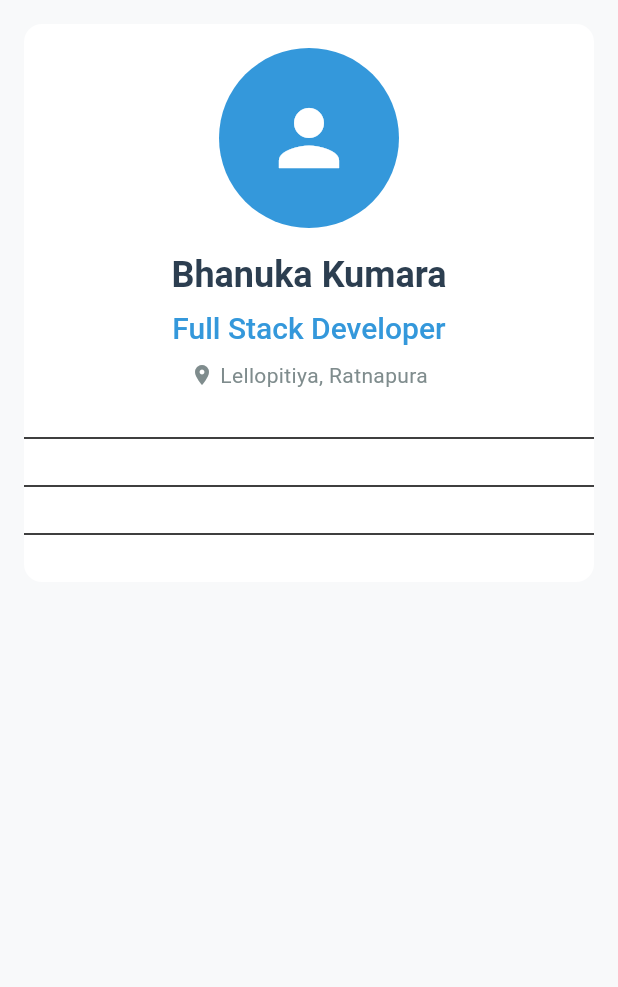
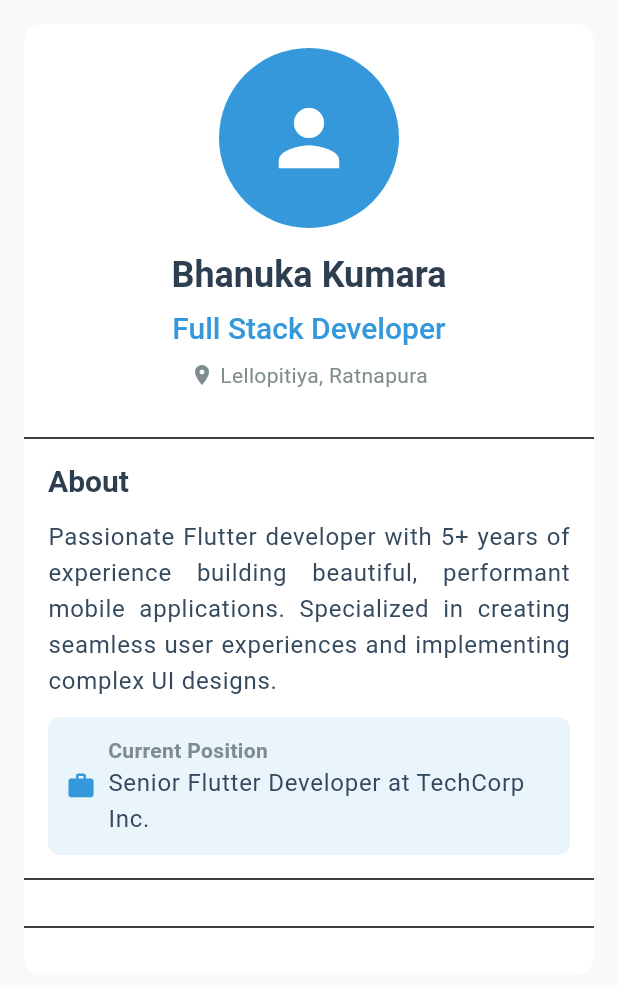
Before and after one commit to Bhanukakumara/professional_profile, a Flutter app: the screen it shows after launch, on a phone screen of 412 x 824 dp, the part 84-1071 px from its top. Run offline on Flutter 3.47's test engine with Material 3 defaults, Android fonts, the light colour scheme and no system bars.

Commit message:
aboutsection

```diff
--- /dev/null
+++ b/lib/AboutSection.dart
@@ -0,0 +1,67 @@
+import 'package:flutter/material.dart';
+
+class AboutSection extends StatelessWidget{
+  const AboutSection(BuildContext context, {super.key});
+
+  @override
+  Widget build(BuildContext context) {
+    return Padding(
+      padding: const EdgeInsets.symmetric(horizontal: 16.0),
+      child: Column(
+        crossAxisAlignment: CrossAxisAlignment.start,
+        children: [
+          Text(
+            'About',
+            style: Theme.of(context).textTheme.headlineMedium,
+          ),
+          const SizedBox(height: 12),
+
+          // Professional summary (2-3 lines as required)
+          Text(
+            'Passionate Flutter developer with 5+ years of experience building beautiful, performant mobile applications. Specialized in creating seamless user experiences and implementing complex UI designs.',
+            style: Theme.of(context).textTheme.bodyLarge,
+            textAlign: TextAlign.justify,
+          ),
+          const SizedBox(height: 12),
+
+          // Current role/position
+          Container(
+            padding: const EdgeInsets.all(12),
+            decoration: BoxDecoration(
+              color: const Color(0xFF3498DB).withOpacity(0.1),
+              borderRadius: BorderRadius.circular(8),
+            ),
+            child: Row(
+              children: [
+                const Icon(
+                  Icons.work,
+                  color: Color(0xFF3498DB),
+                  size: 20,
+                ),
+                const SizedBox(width: 8),
+                Expanded(
+                  child: Column(
+                    crossAxisAlignment: CrossAxisAlignment.start,
+                    children: [
+                      Text(
+                        'Current Position',
+                        style: Theme.of(context).textTheme.bodyMedium?.copyWith(
+                          fontWeight: FontWeight.w600,
+                        ),
+                      ),
+                      Text(
+                        'Senior Flutter Developer at TechCorp Inc.',
+                        style: Theme.of(context).textTheme.bodyLarge,
+                      ),
+                    ],
+                  ),
+                ),
+              ],
+            ),
+          ),
+        ],
+      ),
+    );
+  }
+
+}
--- a/lib/ProfilePage.dart
+++ b/lib/ProfilePage.dart
@@ -1,5 +1,6 @@
 import 'package:flutter/material.dart';
 
+import 'AboutSection.dart';
 import 'HeaderSection.dart';
 
 class ProfilePage extends StatelessWidget{
@@ -39,7 +40,7 @@ class ProfilePage extends StatelessWidget{
                     const Divider(height: 32),
 
                     // About Section
-                    // _buildAboutSection(context),
+                    AboutSection(context),
 
                     const Divider(height: 32),
 
```
